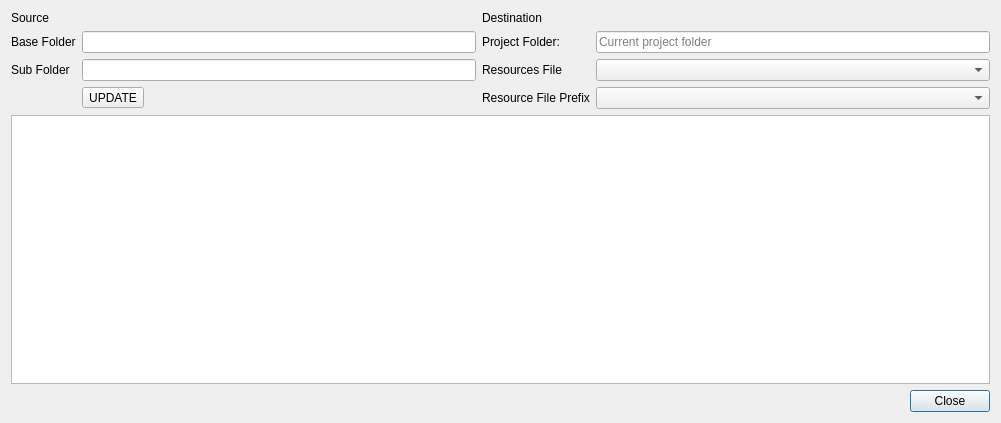
This is Examples/JsonYamlToJsonTestSuite/frmmanageprojectresources.ui in g-gualeni/QtNoid2 as Qt 5 draws it before an edit. The edited form follows.
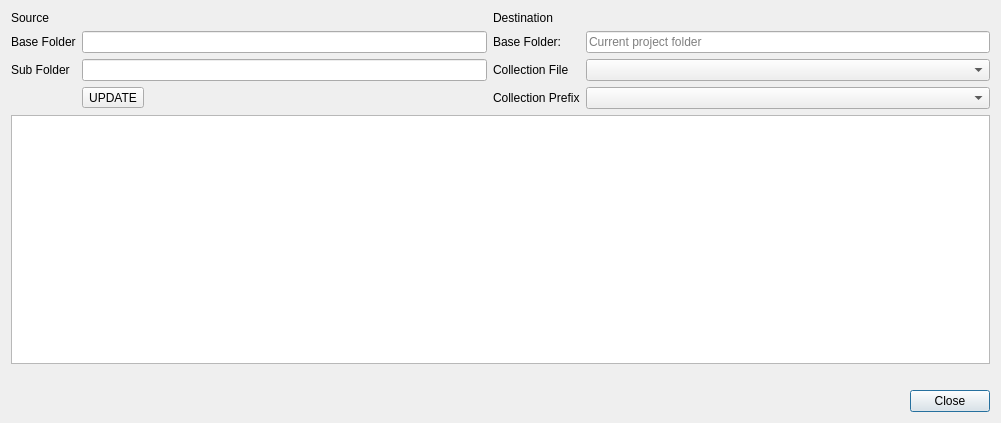
This is the edited form.

Diff of the .ui file:
```diff
--- a/Examples/JsonYamlToJsonTestSuite/frmmanageprojectresources.ui
+++ b/Examples/JsonYamlToJsonTestSuite/frmmanageprojectresources.ui
@@ -36,14 +36,14 @@
      <item row="1" column="2">
       <widget class="QLabel" name="lblSourceFolder_2">
        <property name="text">
-        <string>Project Folder:</string>
+        <string>Base Folder:</string>
        </property>
       </widget>
      </item>
      <item row="3" column="2">
       <widget class="QLabel" name="label">
        <property name="text">
-        <string>Resource File Prefix</string>
+        <string>Collection Prefix</string>
        </property>
       </widget>
      </item>
@@ -70,7 +70,7 @@
      <item row="2" column="2">
       <widget class="QLabel" name="lblSourceFolder_3">
        <property name="text">
-        <string>Resources File</string>
+        <string>Collection File</string>
        </property>
       </widget>
      </item>
@@ -99,6 +99,13 @@
    <item>
     <widget class="QTableView" name="tableView"/>
    </item>
+   <item>
+    <widget class="QLabel" name="lblTableFooter">
+     <property name="text">
+      <string/>
+     </property>
+    </widget>
+   </item>
    <item>
     <widget class="QDialogButtonBox" name="buttonBox">
      <property name="orientation">
```
